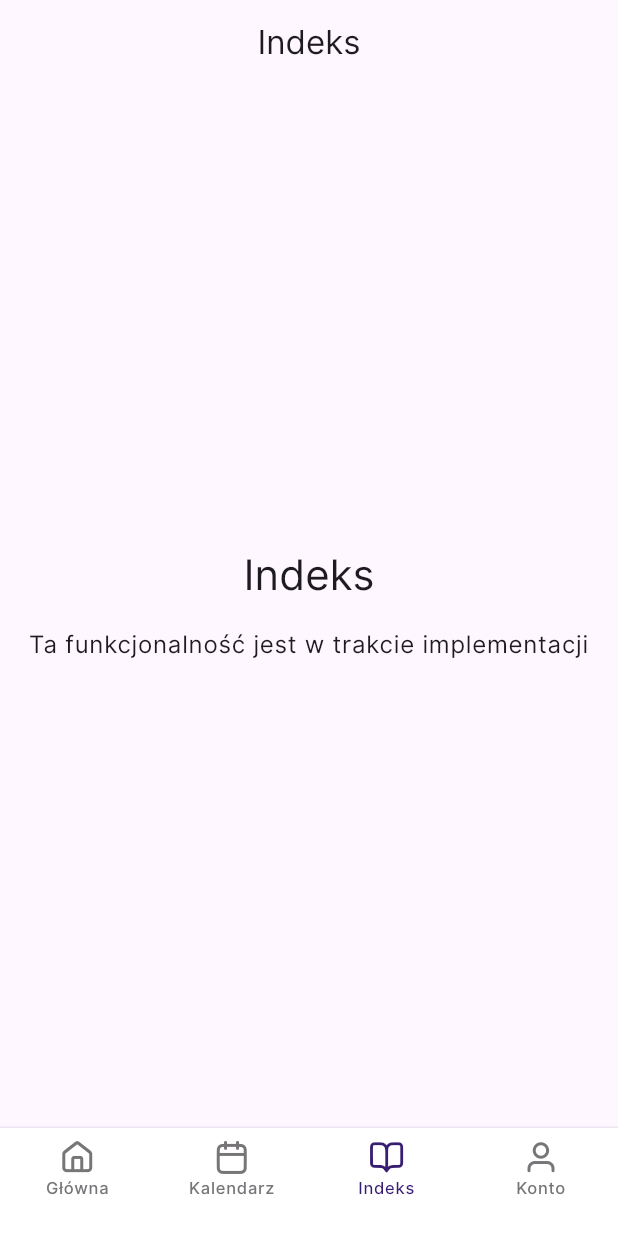
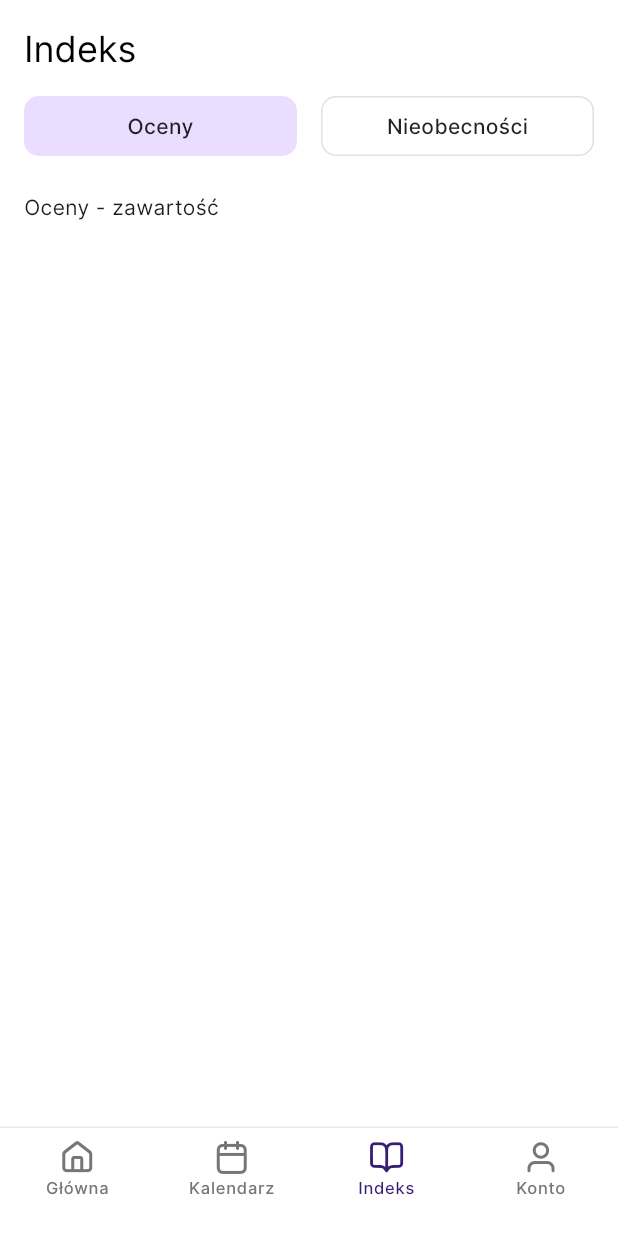
Before and after one commit to lifeoverthinker/my_uz, a Flutter app: the HomePage screen opened directly, item 3 of the bottom bar chosen, on a phone screen of 412 x 824 dp. Run offline on Flutter 3.47's test engine with Material 3 defaults, Android fonts, the phone set to English and light mode, and no system bars; our stand-ins replace flutter_dotenv, flutter_svg, shared_preferences, supabase_flutter; accounts and stored records are empty.

Commit message:
Adds Index screen with tabs
Implements the Index screen, displaying user grades and absences.

The screen includes tabs for switching between grades and absences views. The app bar is hidden on this screen for a cleaner look.

```diff
--- a/lib/main.dart
+++ b/lib/main.dart
@@ -5,6 +5,7 @@ import 'package:my_uz/navigation/bottom_navigation.dart';
 import 'package:my_uz/screens/onboarding/onboarding_navigator.dart';
 import 'package:my_uz/theme/app_theme.dart';
 import 'package:my_uz/screens/home/home_screen.dart';
+import 'package:my_uz/screens/index/index_screen.dart';
 import 'package:my_uz/supabase.dart';
 
 final GlobalKey<NavigatorState> navigatorKey = GlobalKey<NavigatorState>();
@@ -123,7 +124,7 @@ class _HomePageState extends State<HomePage> {
   final List<Widget> _pages = const [
     HomeScreen(),
     PlaceholderPage(title: 'Kalendarz'),
-    PlaceholderPage(title: 'Indeks'),
+    IndexScreen(),
     PlaceholderPage(title: 'Konto'),
   ];
 
@@ -134,7 +135,7 @@ class _HomePageState extends State<HomePage> {
   @override
   Widget build(BuildContext context) {
     return Scaffold(
-      appBar: _index == 0 ? null : AppBar(title: Text(_titles[_index])),
+      appBar: _index == 0 || _index == 2 ? null : AppBar(title: Text(_titles[_index])),
       body: _pages[_index],
       bottomNavigationBar: MyUZBottomNavigation(
         currentIndex: _index,
--- /dev/null
+++ b/lib/screens/index/components/index_tabs.dart
@@ -0,0 +1,49 @@
+import 'package:flutter/material.dart';
+import 'package:my_uz/theme/app_colors.dart';
+
+class IndexTabs extends StatelessWidget {
+  final int selectedIndex;
+  final Function(int) onTabChanged;
+  const IndexTabs({
+    super.key,
+    required this.selectedIndex,
+    required this.onTabChanged,
+  });
+
+  @override
+  Widget build(BuildContext context) {
+    return Row(
+      children: [
+        Expanded(child: _buildTab('Oceny', 0)),
+        const SizedBox(width: 16),
+        Expanded(child: _buildTab('Nieobecności', 1)),
+      ],
+    );
+  }
+
+  Widget _buildTab(String text, int index) {
+    final bool selected = selectedIndex == index;
+    return GestureDetector(
+      onTap: () => onTabChanged(index),
+      child: Container(
+        height: 40,
+        decoration: BoxDecoration(
+          color: selected ? AppColors.myUZSysLightPrimaryContainer : AppColors.myUZWhite,
+          borderRadius: BorderRadius.circular(10),
+          border: Border.all(
+            color: selected ? Colors.transparent : Colors.black12,
+            width: 1,
+          ),
+        ),
+        alignment: Alignment.center,
+        child: Text(
+          text,
+          style: TextStyle(
+            color: Colors.black87,
+            fontWeight: FontWeight.w500,
+          ),
+        ),
+      ),
+    );
+  }
+}
--- /dev/null
+++ b/lib/screens/index/index_screen.dart
@@ -0,0 +1,46 @@
+import 'package:flutter/material.dart';
+import 'package:my_uz/theme/app_colors.dart';
+import 'components/index_tabs.dart';
+
+class IndexScreen extends StatefulWidget {
+  const IndexScreen({super.key});
+
+  @override
+  State<IndexScreen> createState() => _IndexScreenState();
+}
+
+class _IndexScreenState extends State<IndexScreen> {
+  int _selectedTab = 0;
+
+  @override
+  Widget build(BuildContext context) {
+    final tt = Theme.of(context).textTheme;
+    return Scaffold(
+      backgroundColor: Colors.white, // wymuszenie białego tła
+      body: Padding(
+        padding: const EdgeInsets.all(16),
+        child: Column(
+          crossAxisAlignment: CrossAxisAlignment.start,
+          children: [
+            Text(
+              'Indeks',
+              style: tt.headlineSmall?.copyWith(
+                color: AppColors.myUZBlack,
+              ),
+            ),
+            const SizedBox(height: 16),
+            IndexTabs(
+              selectedIndex: _selectedTab,
+              onTabChanged: (i) => setState(() => _selectedTab = i),
+            ),
+            const SizedBox(height: 24),
+            if (_selectedTab == 0)
+              const Text('Oceny - zawartość')
+            else
+              const Text('Nieobecności - zawartość'),
+          ],
+        ),
+      ),
+    );
+  }
+}
```
